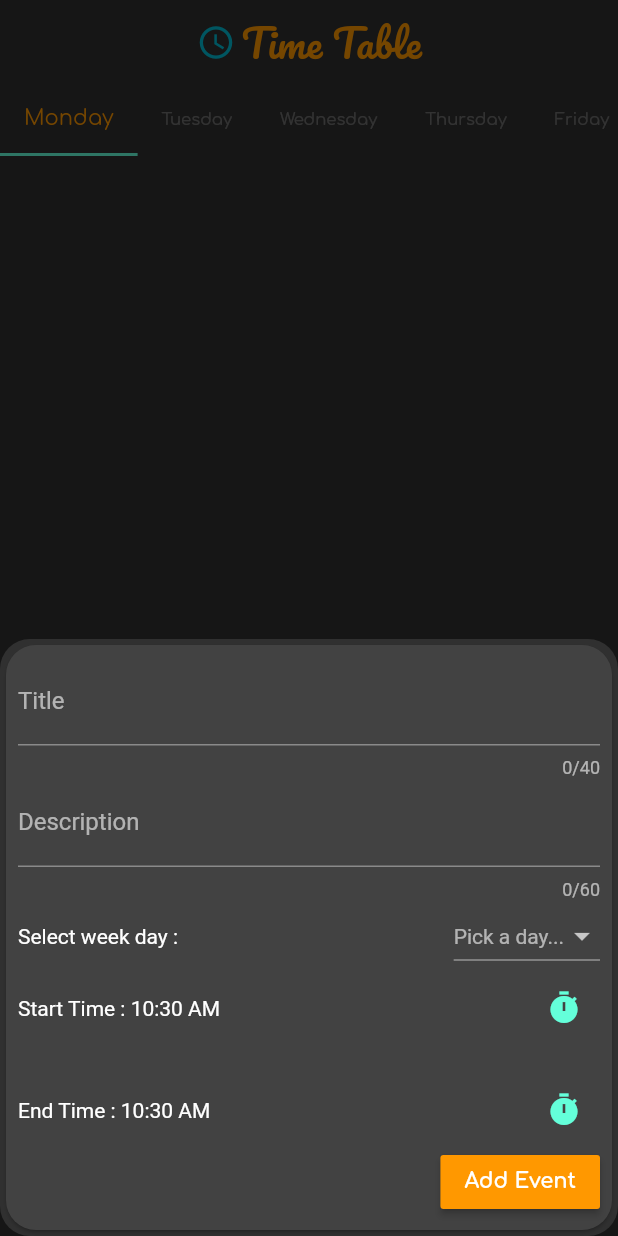
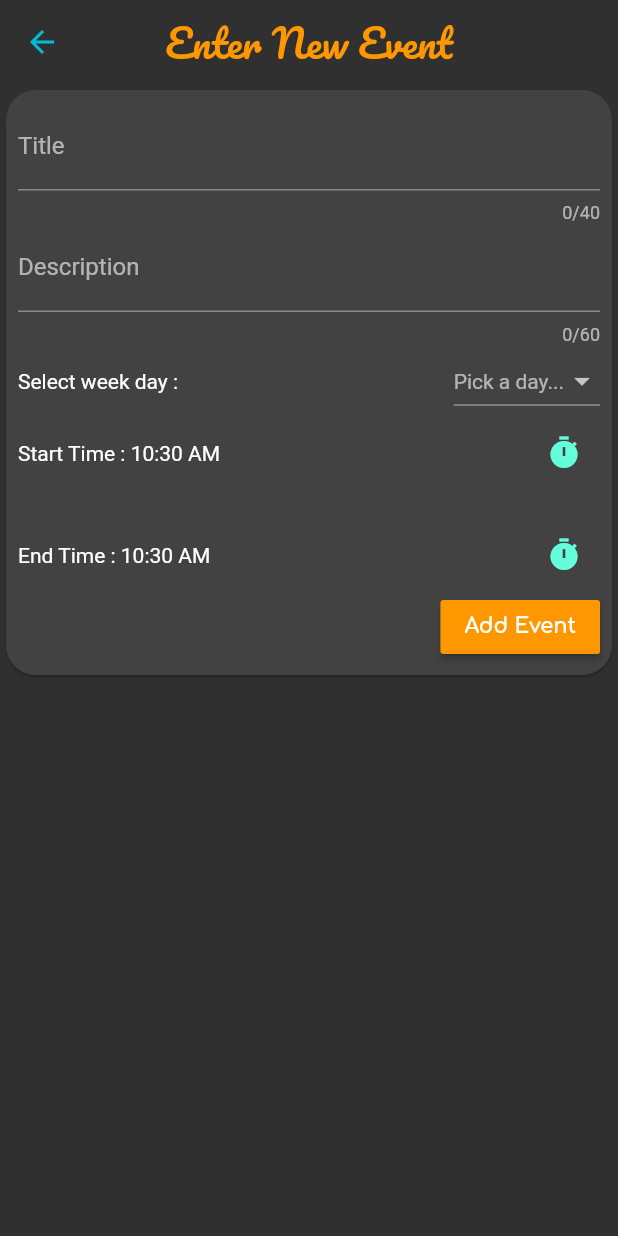
Before and after one commit to Raunakk02/time_table, a Flutter app: the screen it shows after launch, after a tap on the "note add" icon, on a phone screen of 412 x 824 dp. Run offline on Flutter 3.47's test engine with Material 2 defaults, Android fonts, the phone set to English and light mode, and no system bars; our stand-ins replace hive; missing offline and left inert: android_alarm_manager; accounts and stored records are empty; generated files the repository leaves out were written again; statements that could not run were skipped.

Commit message:
switched to screen view from modalSheet view for eventInput

```diff
--- a/lib/main.dart
+++ b/lib/main.dart
@@ -4,6 +4,8 @@ import 'package:hive/hive.dart';
 import 'package:provider/provider.dart';
 import 'package:path_provider/path_provider.dart' as path_provider;
 import 'package:time_table/models/event.dart';
+import 'package:time_table/screens/event_input_screen.dart';
+import 'package:time_table/widgets/event_input.dart';
 
 import './providers/events_provider.dart';
 
@@ -66,6 +68,7 @@ class MyApp extends StatelessWidget {
         ),
         routes: {
           '/': (_) => TabsScreen(),
+          EventInputScreen.routeName: (_) => EventInputScreen(),
           EventDetailsScreen.routeName: (_) => EventDetailsScreen(),
         },
       ),
--- /dev/null
+++ b/lib/screens/event_input_screen.dart
@@ -0,0 +1,20 @@
+import 'package:flutter/material.dart';
+import 'package:time_table/widgets/event_input.dart';
+
+class EventInputScreen extends StatelessWidget {
+  static const routeName = '/event-input-screen';
+  @override
+  Widget build(BuildContext context) {
+    final args =
+        ModalRoute.of(context).settings.arguments as Map<String, Object>;
+    final Function _addNewEvent = args['addNewEvent'];
+    final List<String> _weekDays = args['weekDays'];
+    return Scaffold(
+      appBar: AppBar(
+        iconTheme: Theme.of(context).iconTheme.copyWith(color: Colors.cyan),
+        title: Text('Enter New Event'),
+      ),
+      body: EventInput(_addNewEvent, _weekDays),
+    );
+  }
+}
--- a/lib/screens/tabs_screen.dart
+++ b/lib/screens/tabs_screen.dart
@@ -6,6 +6,7 @@ import 'package:provider/provider.dart';
 import 'package:time_table/models/event.dart';
 
 import 'package:time_table/providers/events_provider.dart';
+import 'package:time_table/screens/event_input_screen.dart';
 
 import 'package:time_table/screens/weekday_events_screen.dart';
 
@@ -94,15 +95,25 @@ class _TabsScreenState extends State<TabsScreen> {
     Navigator.of(context).pop();
   }
 
-  void _openModalBottomSheet() {
-    showModalBottomSheet(
-      shape: RoundedRectangleBorder(
-        borderRadius: BorderRadius.circular(20),
-      ),
-      builder: (_) {
-        return EventInput(_addWeekdayEvent, weekDays);
+  // void _openModalBottomSheet() {
+  //   showModalBottomSheet(
+  //     shape: RoundedRectangleBorder(
+  //       borderRadius: BorderRadius.circular(20),
+  //     ),
+  //     builder: (_) {
+  //       return EventInput(_addWeekdayEvent, weekDays);
+  //     },
+  //     context: context,
+  //   );
+  // }
+
+  void _openEventInputScreen() {
+    Navigator.of(context).pushNamed(
+      EventInputScreen.routeName,
+      arguments: {
+        'addNewEvent': _addWeekdayEvent,
+        'weekDays': weekDays,
       },
-      context: context,
     );
   }
 
@@ -183,7 +194,7 @@ class _TabsScreenState extends State<TabsScreen> {
           },
         ),
         floatingActionButton: FloatingActionButton(
-          onPressed: _openModalBottomSheet,
+          onPressed: _openEventInputScreen,
           child: Icon(
             Icons.note_add_rounded,
             size: 30,
```
